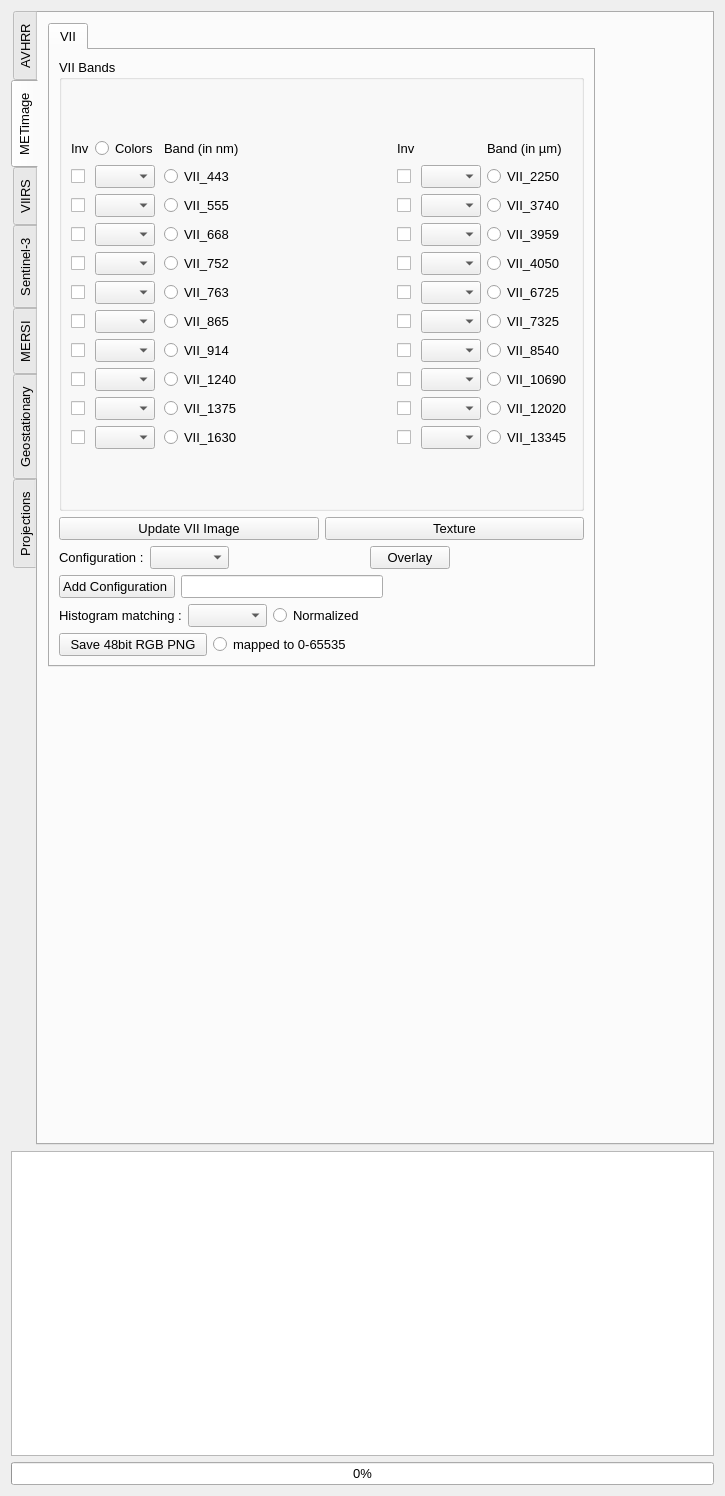
Above: core/formtoolbox.ui from hvanruys/EUMETCastView before the change. Below: the same form after it.
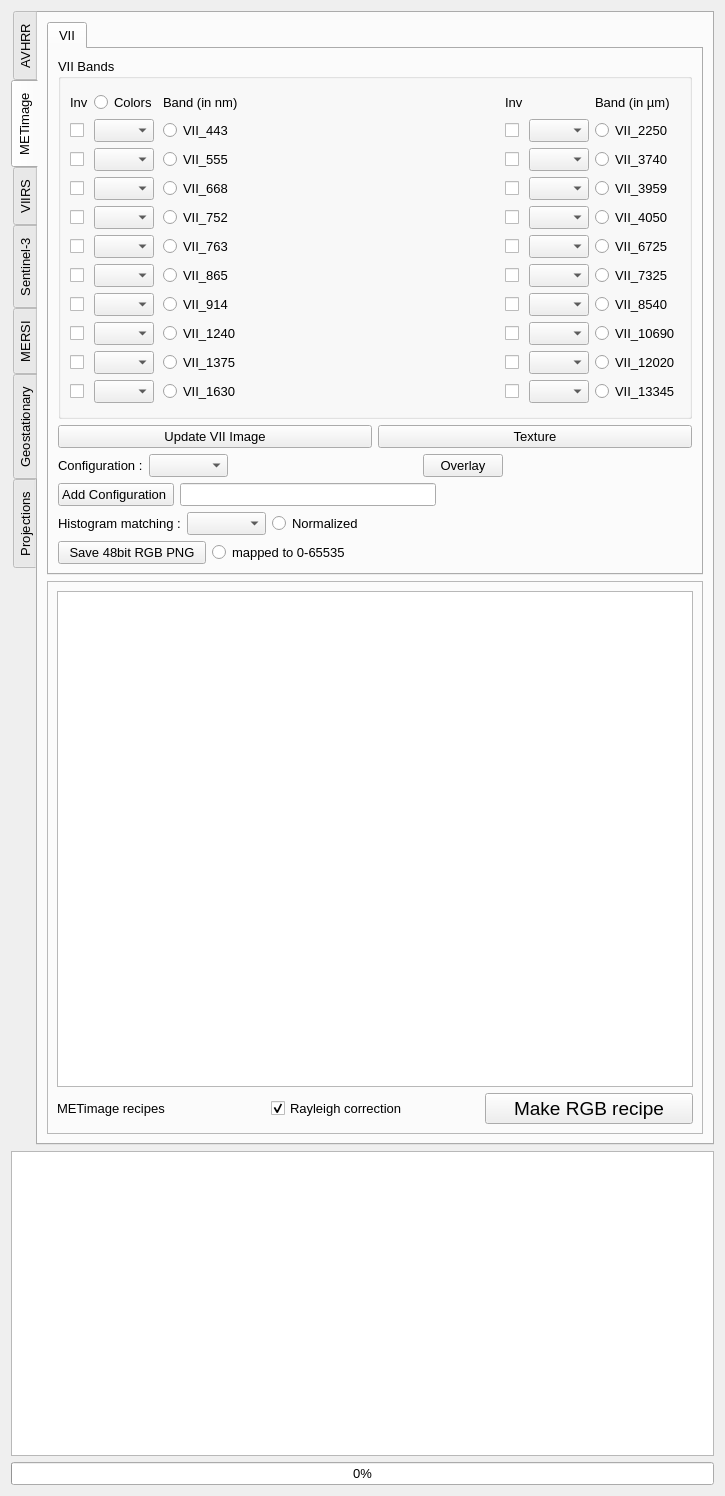
That is the form after the change. Custom widgets are drawn as their Qt base class.

Commit message: Add an RGB recipe system for VII

Diff of the .ui file:
```diff
--- a/core/formtoolbox.ui
+++ b/core/formtoolbox.ui
@@ -688,19 +688,13 @@
       <attribute name="title">
        <string>METimage</string>
       </attribute>
-      <widget class="QTabWidget" name="tabWidgetSentinel_2">
-       <property name="geometry">
-        <rect>
-         <x>10</x>
-         <y>10</y>
-         <width>547</width>
-         <height>644</height>
-        </rect>
-       </property>
+      <layout class="QVBoxLayout" name="verticalLayout_30">
+       <item>
+        <widget class="QTabWidget" name="tabWidgetVII">
        <property name="currentIndex">
         <number>0</number>
        </property>
-       <widget class="QWidget" name="tabOLCI_2">
+         <widget class="QWidget" name="tabVII">
         <attribute name="title">
          <string>VII</string>
         </attribute>
@@ -1538,6 +1532,88 @@
         </layout>
        </widget>
       </widget>
+       </item>
+       <item>
+        <widget class="QFrame" name="frame_4">
+         <property name="enabled">
+          <bool>true</bool>
+         </property>
+         <property name="frameShape">
+          <enum>QFrame::Shape::StyledPanel</enum>
+         </property>
+         <property name="frameShadow">
+          <enum>QFrame::Shadow::Raised</enum>
+         </property>
+         <layout class="QVBoxLayout" name="verticalLayout_28">
+          <item>
+           <layout class="QVBoxLayout" name="verticalLayout_29">
+            <item>
+             <widget class="QListWidget" name="lstVIIRGB">
+              <property name="minimumSize">
+               <size>
+                <width>0</width>
+                <height>50</height>
+               </size>
+              </property>
+              <property name="font">
+               <font>
+                <pointsize>10</pointsize>
+               </font>
+              </property>
+             </widget>
+            </item>
+            <item>
+             <layout class="QHBoxLayout" name="horizontalLayout_104">
+              <item>
+               <widget class="QLabel" name="label_64">
+                <property name="font">
+                 <font>
+                  <pointsize>10</pointsize>
+                 </font>
+                </property>
+                <property name="text">
+                 <string>METimage recipes</string>
+                </property>
+               </widget>
+              </item>
+              <item>
+               <widget class="QCheckBox" name="chkVIIRayleigh">
+                <property name="font">
+                 <font>
+                  <pointsize>10</pointsize>
+                 </font>
+                </property>
+                <property name="toolTip">
+                 <string>Remove Rayleigh (molecular) scattering from the solar channels of the recipes that ask for it. Also sun-normalises the reflectance, which brightens the image away from the subsolar point.</string>
+                </property>
+                <property name="text">
+                 <string>Rayleigh correction</string>
+                </property>
+                <property name="checked">
+                 <bool>true</bool>
+                </property>
+               </widget>
+              </item>
+              <item>
+               <widget class="QPushButton" name="btnVIIRecipes">
+                <property name="font">
+                 <font>
+                  <pointsize>14</pointsize>
+                 </font>
+                </property>
+                <property name="text">
+                 <string>Make RGB recipe</string>
+                </property>
+               </widget>
+              </item>
+             </layout>
+            </item>
+           </layout>
+          </item>
+         </layout>
+        </widget>
+       </item>
+      </layout>
      </widget>
      <widget class="QWidget" name="tabVIIRS">
       <attribute name="title">
```
Lines whose indentation alone changed are shown as unchanged. The commit also changes 15 other files.
